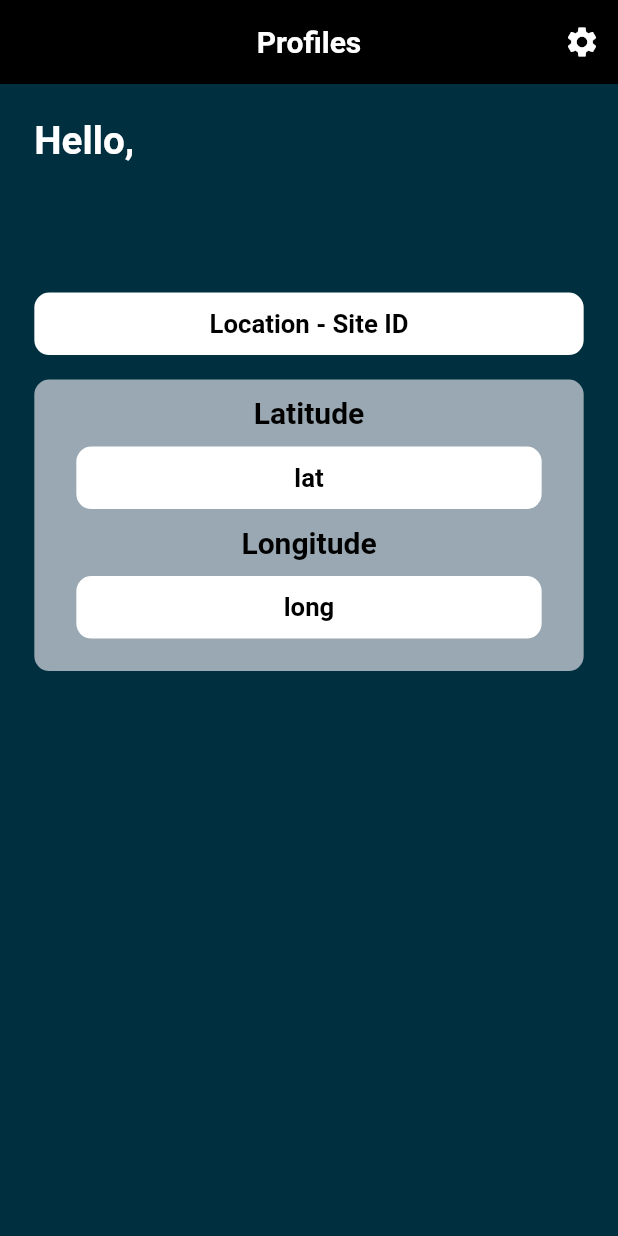
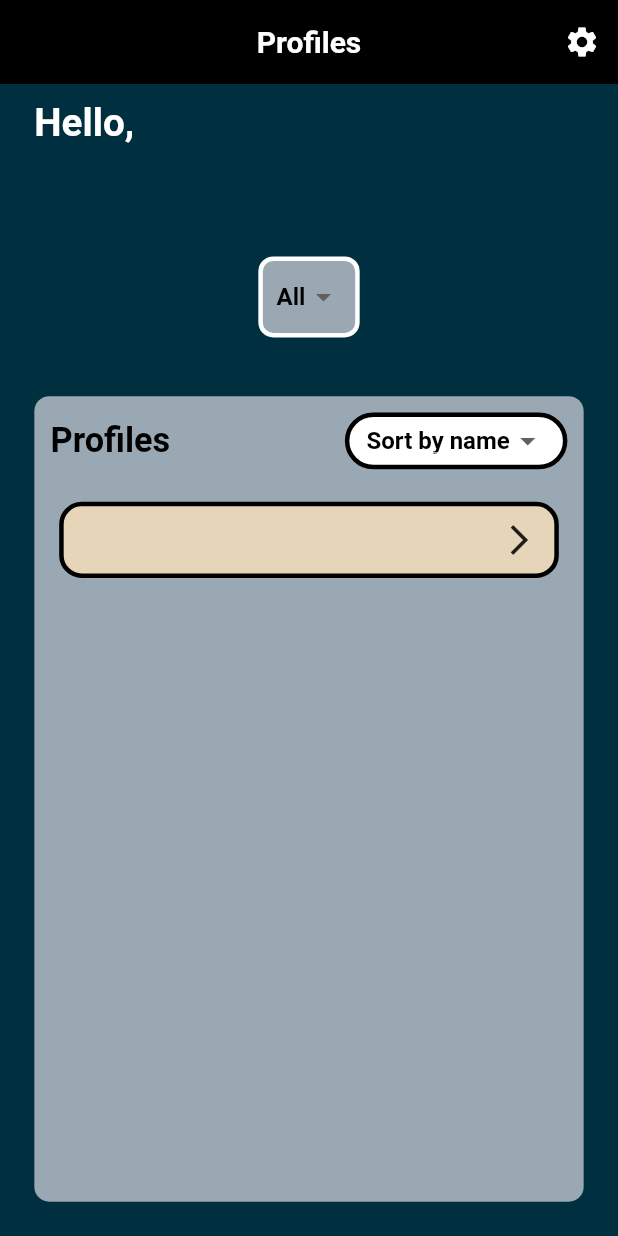
Before and after one commit to DigiWrecks/Skytech-RF, a Flutter app: the AdminDashboard screen opened directly with empty values, on a phone screen of 412 x 824 dp. Run offline on Flutter 3.47's test engine with Material 2 defaults, Android fonts, the phone set to English and light mode, and no system bars; our stand-ins replace cloud_firestore, device_info, firebase_auth, firebase_core, flutter_screenutil, fluttertoast and 2 more; accounts and stored records are empty; Roboto replaces fonts that are missing (Ubuntu).

Commit message:
Admin Dashboard Completed

```diff
--- a/lib/main.dart
+++ b/lib/main.dart
@@ -23,7 +23,7 @@ class MyApp extends StatelessWidget {
           Theme.of(context).textTheme,
         ),
       ),
-      home: Log(),
+      home: SelectUser(),
     );
   }
 }
--- a/lib/screens/admin/admin-dashboard.dart
+++ b/lib/screens/admin/admin-dashboard.dart
@@ -1,7 +1,11 @@
+import 'dart:async';
+import 'package:cloud_firestore/cloud_firestore.dart';
+import 'package:firebase_core/firebase_core.dart';
 import 'package:flutter/cupertino.dart';
 import 'package:flutter/material.dart';
 import 'package:flutter_screenutil/screenutil.dart';
 import 'package:skytech/screens/admin/settings.dart';
+import 'package:skytech/screens/admin/user-analytics.dart';
 import 'package:skytech/widgets/custom-text.dart';
 
 class AdminDashboard extends StatefulWidget {
@@ -16,6 +20,66 @@ class AdminDashboard extends StatefulWidget {
 }
 
 class _AdminDashboardState extends State<AdminDashboard> {
+  String location;
+  String sorting;
+  List<DropdownMenuItem<String>> workingSiteList = [];
+
+  getWorkingSites() async {
+    await Firebase.initializeApp();
+    var sub = await FirebaseFirestore.instance.collection('admin').where('code',isEqualTo: widget.code).get();
+    var workingSites = sub.docs;
+    location = "All";
+    workingSiteList.add(
+        DropdownMenuItem(child: CustomText(text:"All",color: Colors.black,),value: "All",)
+    );
+    for(int i=0;i<workingSites[0]['sites'].length;i++){
+      setState(() {
+        workingSiteList.add(
+          DropdownMenuItem(child: CustomText(text:workingSites[0]['sites'][i],color: Colors.black,),value: workingSites[0]['sites'][i],),
+        );
+      });
+    }
+  }
+
+
+  List<DocumentSnapshot> profiles;
+  StreamSubscription<QuerySnapshot> subscription;
+
+  filterData(){
+    final CollectionReference collectionReference  = FirebaseFirestore.instance.collection("user");
+    setState(() {
+          if(location=="All"&&sorting=="name"){
+                getData(collectionReference.where('code',isEqualTo: widget.code).orderBy('name',descending: true));
+          }
+          else if(location=="All"&&sorting=="date"){
+            getData(collectionReference.where('code',isEqualTo: widget.code).orderBy('timestamp',descending: true));
+          }
+          else if(location!="All"&&sorting=="name"){
+            getData(collectionReference.where('code',isEqualTo: widget.code).where('locations',arrayContains: location).orderBy('name',descending: true));
+          }
+          else if(location!="All"&&sorting=="date"){
+            getData(collectionReference.where('code',isEqualTo: widget.code).where('locations',arrayContains: location).orderBy('timestamp',descending: true));
+          }
+    });
+  }
+
+  getData(var q) async{
+    subscription = q.snapshots().listen((datasnapshot){
+      setState(() {
+        profiles = datasnapshot.docs;
+      });
+    });
+  }
+
+  @override
+  void initState() {
+    // TODO: implement initState
+    super.initState();
+    getWorkingSites();
+    sorting = "name";
+    getData(FirebaseFirestore.instance.collection("user").where('code',isEqualTo: widget.code).orderBy('name',descending: true));
+
+  }
   @override
   Widget build(BuildContext context) {
     ScreenUtil.init(context,designSize: Size(720, 1520), allowFontScaling: false);
@@ -29,42 +93,53 @@ class _AdminDashboardState extends State<AdminDashboard> {
           IconButton(icon: Icon(Icons.settings), onPressed: (){
             Navigator.push(
               context,
-              CupertinoPageRoute(builder: (context) => Settings(code: widget.code,)),
+              CupertinoPageRoute(builder: (context) => SettingsScreen(code: widget.code,)),
             );
           })
         ],
       ),
 
-      body: SingleChildScrollView(
-        child: Column(
+      body: Column(
         crossAxisAlignment: CrossAxisAlignment.start,
         children: [
+          SizedBox(height: ScreenUtil().setHeight(20),),
           Padding(
-              padding: EdgeInsets.all(ScreenUtil().setWidth(40)),
+            padding: EdgeInsets.symmetric(horizontal: ScreenUtil().setWidth(40)),
             child: CustomText(text: 'Hello,',size: ScreenUtil().setSp(45),),
           ),
+          SizedBox(height: ScreenUtil().setHeight(20),),
           Padding(
             padding: EdgeInsets.symmetric(horizontal: ScreenUtil().setWidth(40)),
             child: CustomText(text: widget.name,size: ScreenUtil().setSp(70),align: TextAlign.start,),
           ),
           SizedBox(height: ScreenUtil().setHeight(30),),
-            Padding(
-              padding:  EdgeInsets.symmetric(horizontal: ScreenUtil().setWidth(40)),
+          Center(
             child: Container(
-                width: double.infinity,
               decoration: BoxDecoration(
-                    color: Colors.white,
-                    borderRadius: BorderRadius.circular(10)
+                  borderRadius: BorderRadius.circular(10),
+                  color: Color(0xff99A8B2),
+                  border: Border.all(color: Colors.white,width: 3)
               ),
               child: Padding(
-                  padding: EdgeInsets.all(ScreenUtil().setHeight(20)),
-                  child: CustomText(text: 'Location - Site ID',color: Colors.black,size: ScreenUtil().setSp(30),),
+                padding: EdgeInsets.symmetric(horizontal: ScreenUtil().setWidth(16)),
+                child: DropdownButton(
+                  underline: Divider(color: Color(0xff99A8B2),height: 0,thickness: 0,),
+                  items: workingSiteList,
+                  onChanged:(newValue){
+                    setState(() {
+                      location = newValue;
+                      filterData();
+                    });
+                  },
+                  value: location,
+                ),
               ),
             ),
           ),
           SizedBox(height: ScreenUtil().setHeight(30),),
-            Padding(
-              padding:  EdgeInsets.symmetric(horizontal: ScreenUtil().setWidth(40)),
+          Expanded(
+            child: Padding(
+              padding:  EdgeInsets.all(ScreenUtil().setWidth(40)),
               child: Container(
                 width: double.infinity,
                 decoration: BoxDecoration(
@@ -75,41 +150,85 @@ class _AdminDashboardState extends State<AdminDashboard> {
                   padding: EdgeInsets.all(ScreenUtil().setHeight(20)),
                   child: Column(
                     children: [
-                      CustomText(text: 'Latitude',color: Colors.black,size: ScreenUtil().setSp(35),),
-                      SizedBox(height: ScreenUtil().setHeight(20),),
-                      Padding(
-                        padding:  EdgeInsets.symmetric(horizontal: ScreenUtil().setWidth(30)),
+                      Row(
+                        mainAxisAlignment: MainAxisAlignment.spaceBetween,
+                        children: [
+                          CustomText(text: 'Profiles',color: Colors.black,size: ScreenUtil().setSp(40),),
+                          Container(
+                            height: ScreenUtil().setHeight(70),
+                            decoration: BoxDecoration(
+                                borderRadius: BorderRadius.circular(40),
+                                color: Colors.white,
+                                border: Border.all(color: Colors.black,width: 3)
+                            ),
+                            child: Padding(
+                              padding: EdgeInsets.symmetric(horizontal: ScreenUtil().setWidth(20)),
+                              child: DropdownButton(
+                                underline: Divider(color: Colors.white,height: 0,thickness: 0,),
+                                items: <DropdownMenuItem> [
+                                  DropdownMenuItem(child: CustomText(text: "Sort by name",color: Colors.black,),value: "name",),
+                                  DropdownMenuItem(child: CustomText(text: "Sort by date",color: Colors.black,),value: "date",),
+                                ],
+                                onChanged:(newValue){
+                                  setState(() {
+                                    sorting = newValue;
+                                    filterData();
+                                  });
+                                },
+                                value: sorting,
+                              ),
+                            ),
+                          )
+                        ],
+                      ),
+                      SizedBox(height: ScreenUtil().setHeight(40),),
+                      Expanded(
+                        child: Padding(
+                          padding:  EdgeInsets.symmetric(horizontal: ScreenUtil().setWidth(10)),
+                          child: profiles!=null?ListView.builder(
+                            itemCount: profiles.length,
+                            itemBuilder: (context,i){
+                              String name = profiles[i]['name'];
+                              return Padding(
+                                padding:  EdgeInsets.only(bottom: ScreenUtil().setHeight(25)),
+                                child: GestureDetector(
+                                  onTap: (){
+                                    Navigator.push(
+                                      context,
+                                      CupertinoPageRoute(builder: (context) => UserAnalytics()),
+                                    );
+                                  },
                                   child: Container(
                                     width: double.infinity,
                                     decoration: BoxDecoration(
-                              color: Colors.white,
-                              borderRadius: BorderRadius.circular(10)
+                                        color: Color(0xffE6D5B8),
+                                        borderRadius: BorderRadius.circular(15),
+                                        border: Border.all(color: Colors.black,width: 3)
                                     ),
                                     child: Padding(
+                                      padding:  EdgeInsets.symmetric(horizontal: ScreenUtil().setWidth(20)),
+                                      child: Row(
+                                        mainAxisAlignment: MainAxisAlignment.spaceBetween,
+                                        children: [
+                                          Flexible(
+                                            child: Padding(
                                               padding: EdgeInsets.all(ScreenUtil().setHeight(20)),
-                            child: CustomText(text: 'lat',color: Colors.black,size: ScreenUtil().setSp(30),),
+                                              child: CustomText(text: name,color: Colors.black,size: ScreenUtil().setSp(35),),
+                                            ),
+                                          ),
+                                          Icon(Icons.arrow_forward_ios)
+                                        ],
                                       ),
                                     ),
                                   ),
-                      SizedBox(height: ScreenUtil().setHeight(20),),
-                      CustomText(text: 'Longitude',color: Colors.black,size: ScreenUtil().setSp(35),),
-                      SizedBox(height: ScreenUtil().setHeight(20),),
-                      Padding(
-                        padding:  EdgeInsets.symmetric(horizontal: ScreenUtil().setWidth(30)),
-                        child: Container(
-                          width: double.infinity,
-                          decoration: BoxDecoration(
-                              color: Colors.white,
-                              borderRadius: BorderRadius.circular(10)
                                 ),
-                          child: Padding(
-                            padding: EdgeInsets.all(ScreenUtil().setHeight(20)),
-                            child: CustomText(text: 'long',color: Colors.black,size: ScreenUtil().setSp(30),),
+                              );
+                            },
+                          ):Center(child: CircularProgressIndicator(),),
                         ),
                       ),
+                    ],
                   ),
-                      SizedBox(height: ScreenUtil().setHeight(20),),
-                    ],
                 ),
               ),
             ),
@@ -119,7 +238,6 @@ class _AdminDashboardState extends State<AdminDashboard> {
 
         ],
       ),
-      ),
 
     );
   }
--- a/lib/screens/admin/settings.dart
+++ b/lib/screens/admin/settings.dart
@@ -7,15 +7,15 @@ import 'package:skytech/widgets/button.dart';
 import 'package:skytech/widgets/custom-text.dart';
 
 
-class Settings extends StatefulWidget {
+class SettingsScreen extends StatefulWidget {
 
   final String code;
-  const Settings({Key key, this.code}) : super(key: key);
+  const SettingsScreen({Key key, this.code}) : super(key: key);
   @override
-  _SettingsState createState() => _SettingsState();
+  _SettingsScreenState createState() => _SettingsScreenState();
 }
 
-class _SettingsState extends State<Settings> {
+class _SettingsScreenState extends State<SettingsScreen> {
   TextEditingController newLocation = TextEditingController();
 
   popUpCard(BuildContext context) async {
@@ -143,9 +143,11 @@ class _SettingsState extends State<Settings> {
                       child: Row(
                         mainAxisAlignment: MainAxisAlignment.spaceBetween,
                         children: [
-                          Padding(
-                            padding: EdgeInsets.all(ScreenUtil().setHeight(20)),
-                            child: CustomText(text: location,color: Colors.black,size: ScreenUtil().setSp(30),),
+                          Flexible(
+                            child: Padding(
+                              padding: EdgeInsets.all(ScreenUtil().setHeight(20)),
+                              child: CustomText(text: location,color: Colors.black,size: ScreenUtil().setSp(30),),
+                            ),
                           ),
                           IconButton(icon: Icon(Icons.delete), onPressed: () async {
                                   locationList.removeAt(i);
--- a/lib/screens/dashboard.dart
+++ b/lib/screens/dashboard.dart
@@ -76,6 +76,15 @@ class _DashBoardState extends State<DashBoard> {
       DateTime now = DateTime.now();
       String timestamp = now.toString();
       String time = DateFormat('HH:mm').format(now);
+
+      var sub = await FirebaseFirestore.instance.collection('user').where('email',isEqualTo: widget.email).get();
+      var details = sub.docs;
+
+      List locationList = details[0]['locations'];
+      if(!locationList.contains(location)){
+        locationList.add(location);
+      }
+
       await FirebaseFirestore.instance.collection('logs').doc(widget.email).collection('logs').doc(timestamp).set({
             'timestamp': timestamp,
             'lat': lat,
@@ -88,7 +97,8 @@ class _DashBoardState extends State<DashBoard> {
 
       await FirebaseFirestore.instance.collection('user').doc(widget.email).update({
         'logged': true,
-        'timestamp': timestamp
+        'timestamp': timestamp,
+        'locations': locationList
       });
 
       setState(() {
--- a/lib/screens/register-device.dart
+++ b/lib/screens/register-device.dart
@@ -72,7 +72,8 @@ class _RegisterDeviceState extends State<RegisterDevice> {
               'deviceId': deviceID,
               'logged': false,
               'timestamp': DateTime.now().toString(),
-              'lastTime': '0h 0min'
+              'lastTime': '0h 0min',
+              'locations': []
             });
 
             await FirebaseFirestore.instance.collection('admin').doc(companies[0].id).update({
```
Lines whose indentation alone changed are shown as unchanged.
